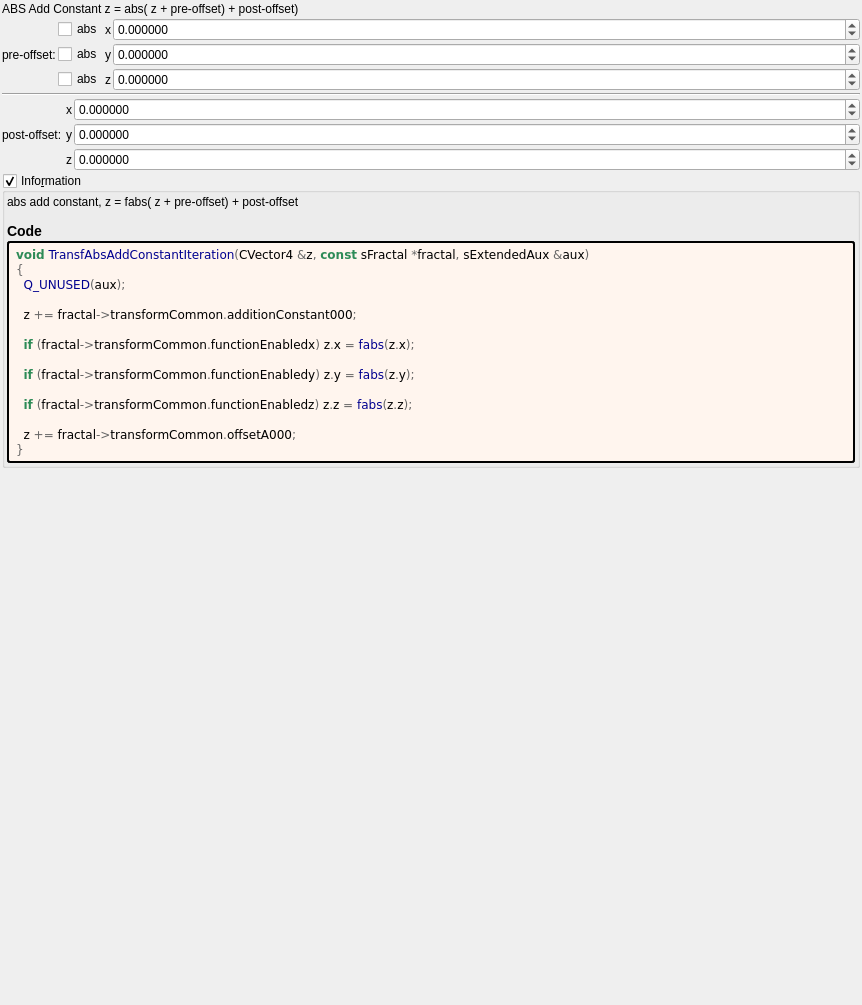
First picture: the form in mandelbulber2/formula/ui/transf_abs_add_constant.ui, repository buddhi1980/mandelbulber2, before the edit.
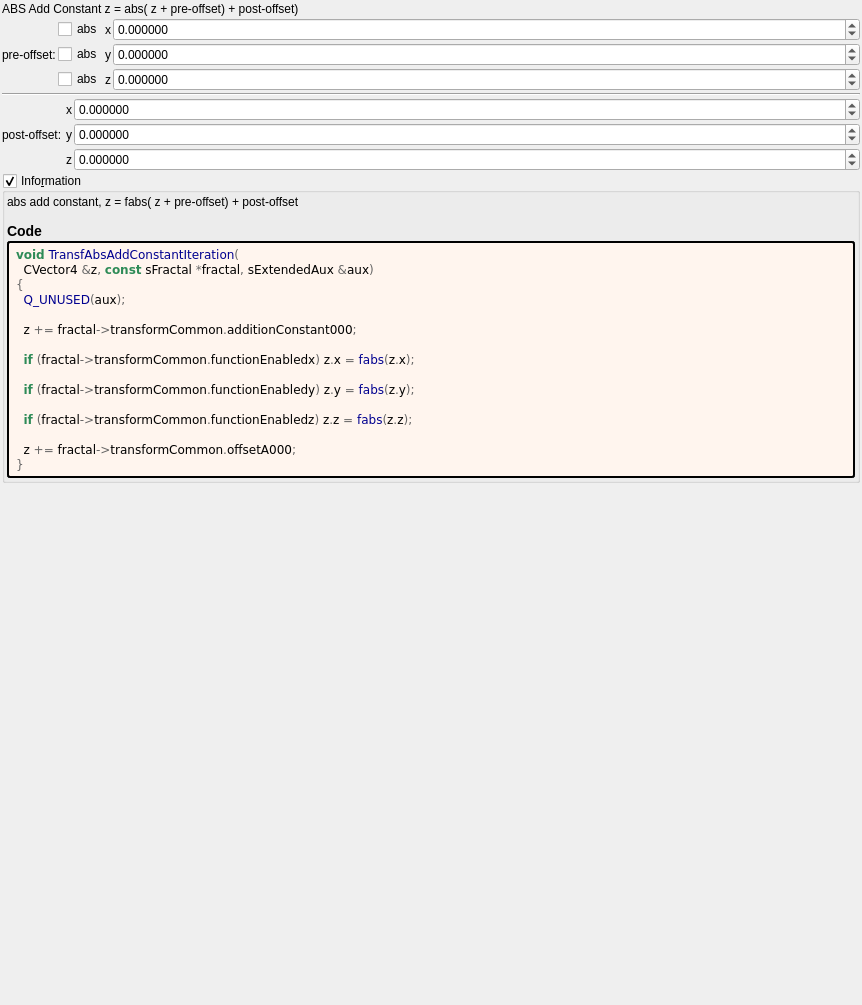
Second picture: the form after the edit. Custom widgets are drawn as their Qt base class.

```diff
--- a/mandelbulber2/formula/ui/transf_abs_add_constant.ui
+++ b/mandelbulber2/formula/ui/transf_abs_add_constant.ui
@@ -372,7 +372,8 @@
         </property>
         <property name="text">
          <string notr="true">&lt;body style=&quot;background-color:#fff5ee&quot;&gt;
-&lt;pre style=&quot;color:#000000; background-color:#fff5ee;  font-family:'Courier New',monospace;&quot;&gt;&lt;span style=&quot;color:#2e8b57; font-weight:bold&quot;&gt;void&lt;/span&gt; &lt;span style=&quot;color:#00008f&quot;&gt;TransfAbsAddConstantIteration&lt;/span&gt;&lt;span style=&quot;color:#676767&quot;&gt;(&lt;/span&gt;CVector4 &lt;span style=&quot;color:#676767&quot;&gt;&amp;amp;&lt;/span&gt;z&lt;span style=&quot;color:#676767&quot;&gt;,&lt;/span&gt; &lt;span style=&quot;color:#2e8b57; font-weight:bold&quot;&gt;const&lt;/span&gt; sFractal &lt;span style=&quot;color:#676767&quot;&gt;*&lt;/span&gt;fractal&lt;span style=&quot;color:#676767&quot;&gt;,&lt;/span&gt; sExtendedAux &lt;span style=&quot;color:#676767&quot;&gt;&amp;amp;&lt;/span&gt;aux&lt;span style=&quot;color:#676767&quot;&gt;)&lt;/span&gt;
+&lt;pre style=&quot;color:#000000; background-color:#fff5ee;  font-family:'Courier New',monospace;&quot;&gt;&lt;span style=&quot;color:#2e8b57; font-weight:bold&quot;&gt;void&lt;/span&gt; &lt;span style=&quot;color:#00008f&quot;&gt;TransfAbsAddConstantIteration&lt;/span&gt;&lt;span style=&quot;color:#676767&quot;&gt;(&lt;/span&gt;
+  CVector4 &lt;span style=&quot;color:#676767&quot;&gt;&amp;amp;&lt;/span&gt;z&lt;span style=&quot;color:#676767&quot;&gt;,&lt;/span&gt; &lt;span style=&quot;color:#2e8b57; font-weight:bold&quot;&gt;const&lt;/span&gt; sFractal &lt;span style=&quot;color:#676767&quot;&gt;*&lt;/span&gt;fractal&lt;span style=&quot;color:#676767&quot;&gt;,&lt;/span&gt; sExtendedAux &lt;span style=&quot;color:#676767&quot;&gt;&amp;amp;&lt;/span&gt;aux&lt;span style=&quot;color:#676767&quot;&gt;)&lt;/span&gt;
 &lt;span style=&quot;color:#676767&quot;&gt;{&lt;/span&gt;
   &lt;span style=&quot;color:#00008f&quot;&gt;Q_UNUSED&lt;/span&gt;&lt;span style=&quot;color:#676767&quot;&gt;(&lt;/span&gt;aux&lt;span style=&quot;color:#676767&quot;&gt;);&lt;/span&gt;
 
```
